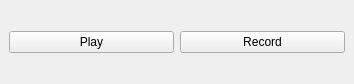
Qt form recordwidget.ui (b-viguier/MidiStudio) before a commit.
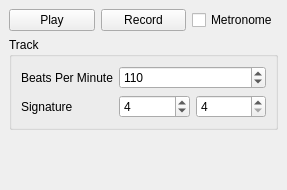
The same form after that commit.

Commit message: Added basic metronome

Diff of the .ui file:
```diff
--- a/recordwidget.ui
+++ b/recordwidget.ui
@@ -6,8 +6,8 @@
    <rect>
     <x>0</x>
     <y>0</y>
-    <width>354</width>
-    <height>84</height>
+    <width>287</width>
+    <height>190</height>
    </rect>
   </property>
   <property name="locale">
@@ -40,8 +40,94 @@
         </property>
        </widget>
       </item>
+      <item>
+       <widget class="QCheckBox" name="metronome">
+        <property name="text">
+         <string>Metronome</string>
+        </property>
+       </widget>
+      </item>
      </layout>
     </item>
+    <item>
+     <widget class="QGroupBox" name="groupBox">
+      <property name="title">
+       <string>Track</string>
+      </property>
+      <layout class="QFormLayout" name="formLayout">
+       <item row="0" column="0">
+        <widget class="QLabel" name="beatsPerMinuteLabel">
+         <property name="text">
+          <string>Beats Per Minute</string>
+         </property>
+        </widget>
+       </item>
+       <item row="0" column="1">
+        <widget class="QSpinBox" name="bpm">
+         <property name="minimum">
+          <number>50</number>
+         </property>
+         <property name="maximum">
+          <number>200</number>
+         </property>
+         <property name="value">
+          <number>110</number>
+         </property>
+        </widget>
+       </item>
+       <item row="1" column="0">
+        <widget class="QLabel" name="label">
+         <property name="text">
+          <string>Signature</string>
+         </property>
+        </widget>
+       </item>
+       <item row="1" column="1">
+        <layout class="QHBoxLayout" name="horizontalLayout_2">
+         <item>
+          <widget class="QSpinBox" name="beats">
+           <property name="minimum">
+            <number>2</number>
+           </property>
+           <property name="maximum">
+            <number>16</number>
+           </property>
+           <property name="value">
+            <number>4</number>
+           </property>
+          </widget>
+         </item>
+         <item>
+          <widget class="QSpinBox" name="division">
+           <property name="minimum">
+            <number>4</number>
+           </property>
+           <property name="maximum">
+            <number>8</number>
+           </property>
+           <property name="singleStep">
+            <number>4</number>
+           </property>
+          </widget>
+         </item>
+        </layout>
+       </item>
+      </layout>
+     </widget>
+    </item>
+    <item>
+     <spacer name="verticalSpacer">
+      <property name="orientation">
+       <enum>Qt::Vertical</enum>
+      </property>
+      <property name="sizeHint" stdset="0">
+       <size>
+        <width>20</width>
+        <height>40</height>
+       </size>
+      </property>
+     </spacer>
+    </item>
    </layout>
   </widget>
  </widget>
```
The commit also changes 2 other files.
